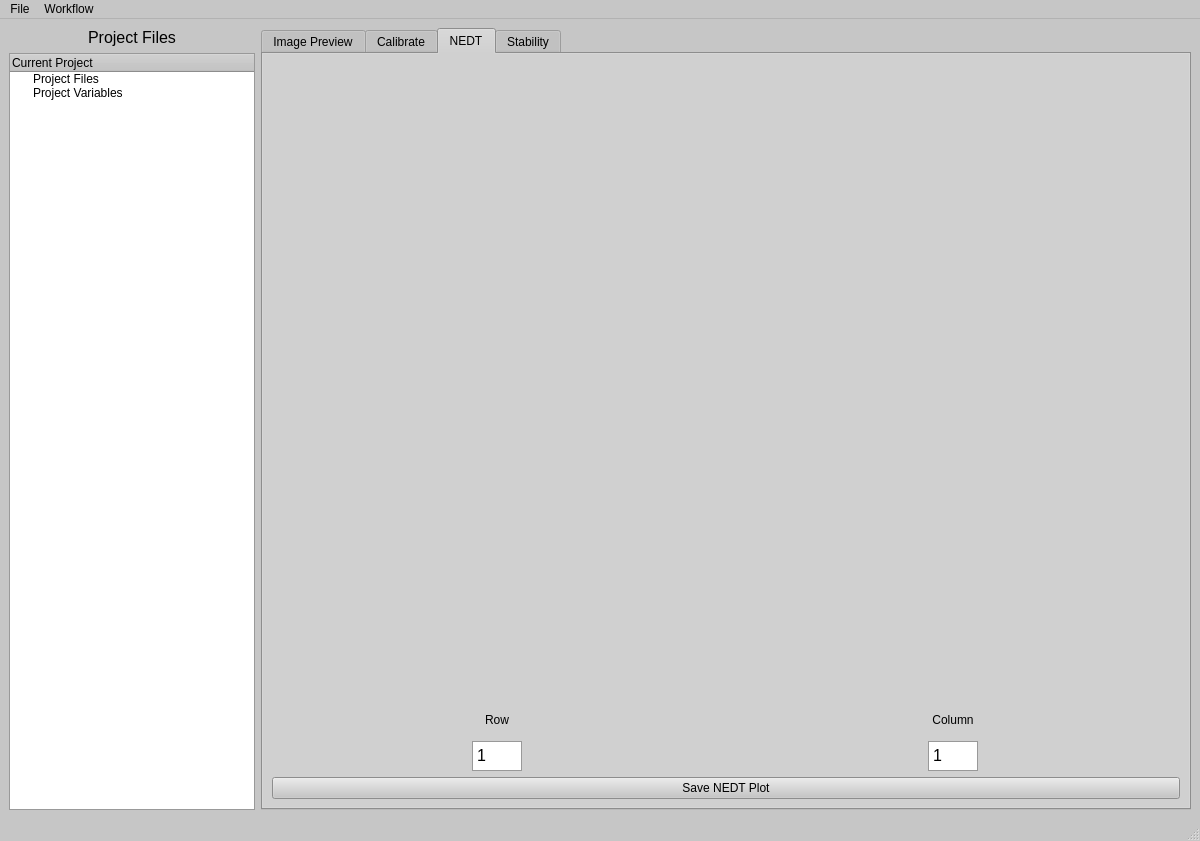
The window that gui/form.ui (IccedLemonTea/SeniorProject) describes before a commit, drawn with Qt 5.
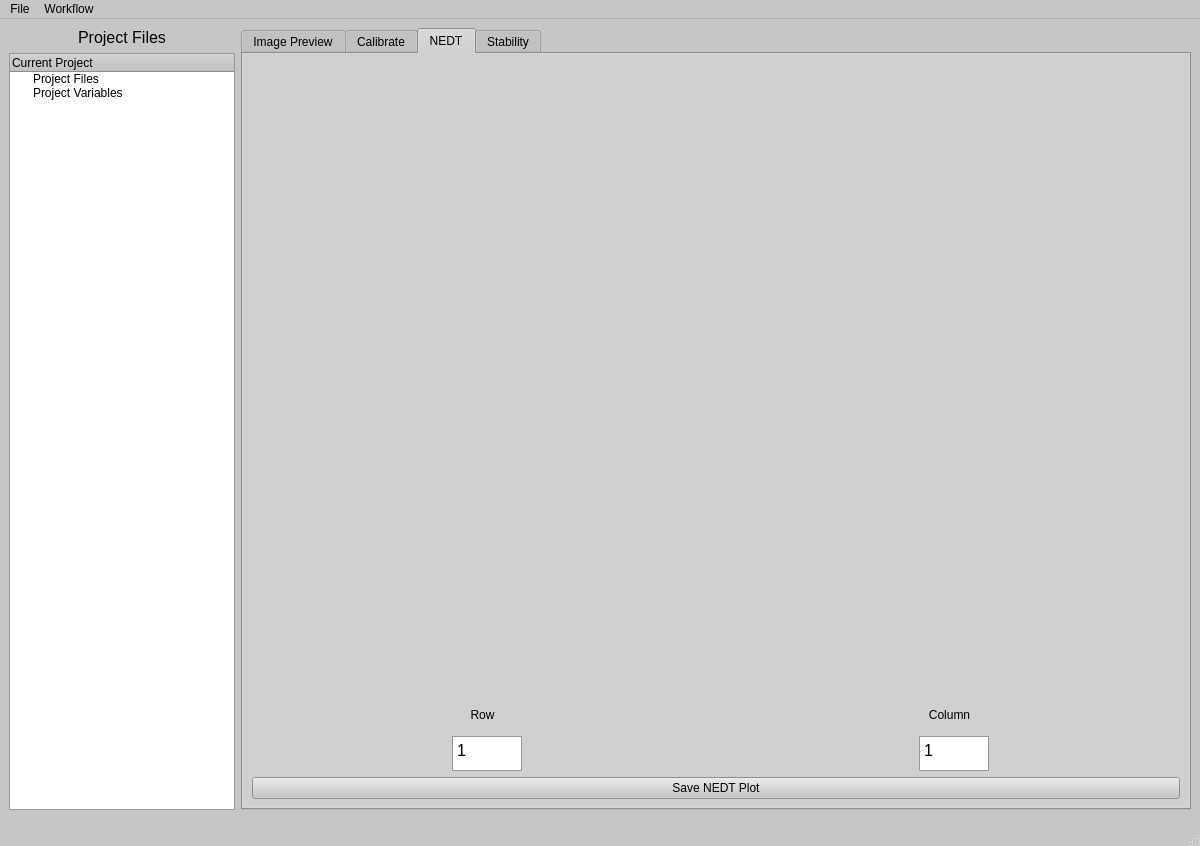
The same window after the commit. The open tabs and pages were chosen to show the change. Icons and pictures are not drawn.

```diff
--- a/gui/form.ui
+++ b/gui/form.ui
@@ -7,7 +7,7 @@
     <x>0</x>
     <y>0</y>
     <width>1200</width>
-    <height>841</height>
+    <height>846</height>
    </rect>
   </property>
   <property name="palette">
@@ -504,7 +504,7 @@
    <iconset theme="applications-engineering"/>
   </property>
   <property name="windowOpacity">
-   <double>0.900000000000000</double>
+   <double>1.000000000000000</double>
   </property>
   <widget class="QWidget" name="centralwidget">
    <property name="sizePolicy">
@@ -584,7 +584,7 @@
          </size>
         </property>
         <property name="currentIndex">
-         <number>2</number>
+         <number>1</number>
         </property>
         <widget class="QWidget" name="imageTab">
          <property name="enabled">
@@ -726,8 +726,8 @@
                <widget class="QPlainTextEdit" name="rowTextEdit">
                 <property name="maximumSize">
                  <size>
-                  <width>50</width>
-                  <height>30</height>
+                  <width>70</width>
+                  <height>35</height>
                  </size>
                 </property>
                 <property name="font">
@@ -782,14 +782,14 @@
                <widget class="QPlainTextEdit" name="colTextEdit">
                 <property name="minimumSize">
                  <size>
-                  <width>50</width>
+                  <width>70</width>
                   <height>30</height>
                  </size>
                 </property>
                 <property name="maximumSize">
                  <size>
-                  <width>50</width>
-                  <height>30</height>
+                  <width>70</width>
+                  <height>35</height>
                  </size>
                 </property>
                 <property name="font">
@@ -973,10 +973,16 @@
                   <verstretch>0</verstretch>
                  </sizepolicy>
                 </property>
+                <property name="minimumSize">
+                 <size>
+                  <width>70</width>
+                  <height>35</height>
+                 </size>
+                </property>
                 <property name="maximumSize">
                  <size>
-                  <width>50</width>
-                  <height>30</height>
+                  <width>70</width>
+                  <height>35</height>
                  </size>
                 </property>
                 <property name="font">
@@ -991,8 +997,8 @@
 hr { height: 1px; border-width: 0; }
 li.unchecked::marker { content: &quot;\2610&quot;; }
 li.checked::marker { content: &quot;\2612&quot;; }
-&lt;/style&gt;&lt;/head&gt;&lt;body style=&quot; font-family:'Sans Serif'; font-size:12pt; font-weight:400; font-style:normal;&quot;&gt;
-&lt;p style=&quot; margin-top:0px; margin-bottom:0px; margin-left:0px; margin-right:0px; -qt-block-indent:0; text-indent:0px;&quot;&gt;1&lt;/p&gt;&lt;/body&gt;&lt;/html&gt;</string>
+&lt;/style&gt;&lt;/head&gt;&lt;body style=&quot; font-family:'Noto Sans'; font-size:12pt; font-weight:400; font-style:normal;&quot;&gt;
+&lt;p style=&quot; margin-top:0px; margin-bottom:0px; margin-left:0px; margin-right:0px; -qt-block-indent:0; text-indent:0px;&quot;&gt;&lt;span style=&quot; font-family:'Sans Serif';&quot;&gt;1&lt;/span&gt;&lt;/p&gt;&lt;/body&gt;&lt;/html&gt;</string>
                 </property>
                </widget>
               </item>
@@ -1030,10 +1036,16 @@
                   <verstretch>0</verstretch>
                  </sizepolicy>
                 </property>
+                <property name="minimumSize">
+                 <size>
+                  <width>70</width>
+                  <height>35</height>
+                 </size>
+                </property>
                 <property name="maximumSize">
                  <size>
-                  <width>50</width>
-                  <height>30</height>
+                  <width>70</width>
+                  <height>35</height>
                  </size>
                 </property>
                 <property name="font">
@@ -1048,8 +1060,8 @@
 hr { height: 1px; border-width: 0; }
 li.unchecked::marker { content: &quot;\2610&quot;; }
 li.checked::marker { content: &quot;\2612&quot;; }
-&lt;/style&gt;&lt;/head&gt;&lt;body style=&quot; font-family:'Sans Serif'; font-size:12pt; font-weight:400; font-style:normal;&quot;&gt;
-&lt;p style=&quot; margin-top:0px; margin-bottom:0px; margin-left:0px; margin-right:0px; -qt-block-indent:0; text-indent:0px;&quot;&gt;1&lt;/p&gt;&lt;/body&gt;&lt;/html&gt;</string>
+&lt;/style&gt;&lt;/head&gt;&lt;body style=&quot; font-family:'Noto Sans'; font-size:12pt; font-weight:400; font-style:normal;&quot;&gt;
+&lt;p style=&quot; margin-top:0px; margin-bottom:0px; margin-left:0px; margin-right:0px; -qt-block-indent:0; text-indent:0px;&quot;&gt;&lt;span style=&quot; font-family:'Sans Serif';&quot;&gt;1&lt;/span&gt;&lt;/p&gt;&lt;/body&gt;&lt;/html&gt;</string>
                 </property>
                </widget>
               </item>
@@ -1101,7 +1113,7 @@
      <x>0</x>
      <y>0</y>
      <width>1200</width>
-     <height>19</height>
+     <height>23</height>
     </rect>
    </property>
    <widget class="QMenu" name="menuFile">
```
